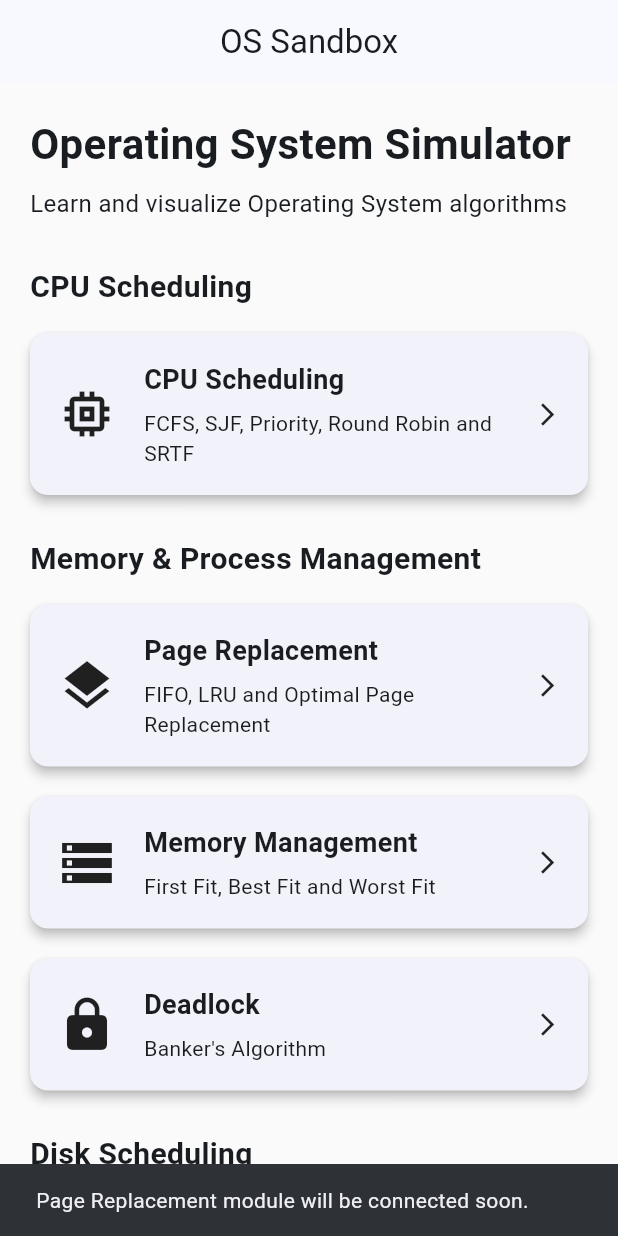
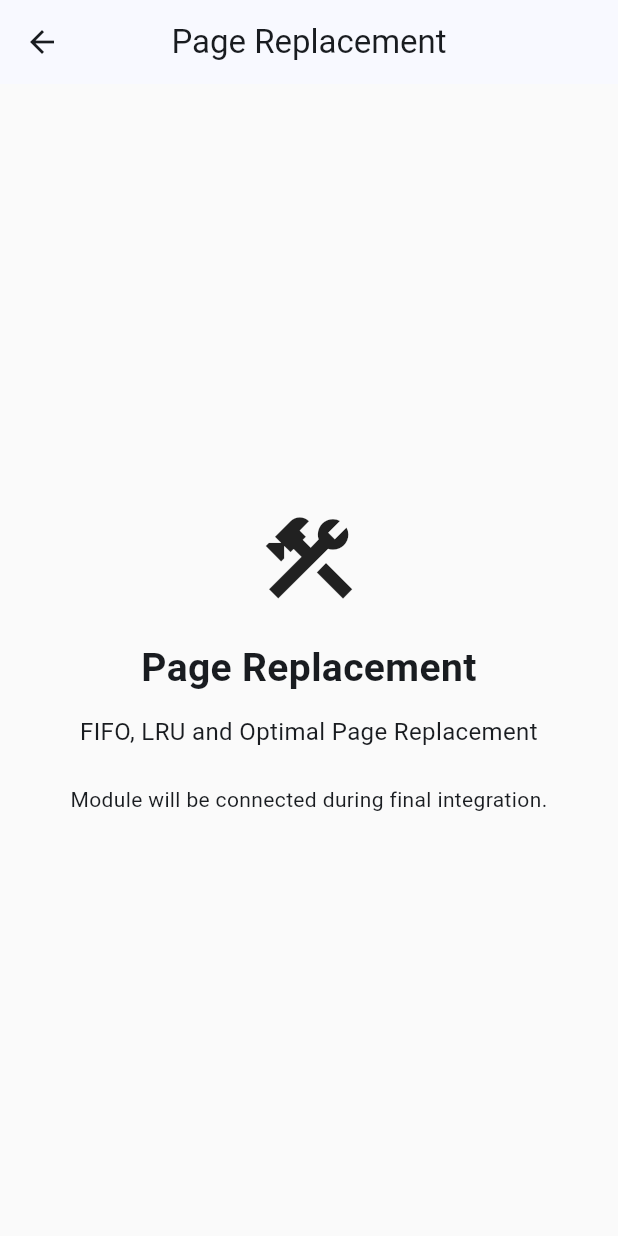
Before and after one commit to rakshithaarvind2007-cpu/os-sandbox, a Flutter app: the screen it shows after launch, after a tap on "Page Replacement", on a phone screen of 412 x 824 dp. Run offline on Flutter 3.47's test engine with Material 3 defaults, Android fonts, the phone set to English and light mode, and no system bars.

Commit message:
Complete Member 1 UI and navigation

```diff
--- a/lib/member1/home_page.dart
+++ b/lib/member1/home_page.dart
@@ -1,4 +1,6 @@
 import 'package:flutter/material.dart';
+
+import 'module_placeholder_page.dart';
 
 class HomePage extends StatelessWidget {
   const HomePage({super.key});
@@ -22,16 +24,11 @@ class HomePage extends StatelessWidget {
                 fontWeight: FontWeight.bold,
               ),
             ),
-
             const SizedBox(height: 8),
-
             const Text(
               'Learn and visualize Operating System algorithms',
-              style: TextStyle(
-                fontSize: 16,
-              ),
+              style: TextStyle(fontSize: 16),
             ),
-
             const SizedBox(height: 30),
 
             const Text(
@@ -41,7 +38,6 @@ class HomePage extends StatelessWidget {
                 fontWeight: FontWeight.bold,
               ),
             ),
-
             const SizedBox(height: 12),
 
             _buildModuleCard(
@@ -51,10 +47,14 @@ class HomePage extends StatelessWidget {
                   'FCFS, SJF, Priority, Round Robin and SRTF',
               icon: Icons.memory,
               onTap: () {
-                ScaffoldMessenger.of(context).showSnackBar(
-                  const SnackBar(
-                    content: Text(
-                      'CPU Scheduling module will be connected soon.',
+                Navigator.push(
+                  context,
+                  MaterialPageRoute(
+                    builder: (context) =>
+                        const ModulePlaceholderPage(
+                      title: 'CPU Scheduling',
+                      description:
+                          'FCFS, SJF, Priority, Round Robin and SRTF',
                     ),
                   ),
                 );
@@ -70,7 +70,6 @@ class HomePage extends StatelessWidget {
                 fontWeight: FontWeight.bold,
               ),
             ),
-
             const SizedBox(height: 12),
 
             _buildModuleCard(
@@ -80,10 +79,14 @@ class HomePage extends StatelessWidget {
                   'FIFO, LRU and Optimal Page Replacement',
               icon: Icons.layers,
               onTap: () {
-                ScaffoldMessenger.of(context).showSnackBar(
-                  const SnackBar(
-                    content: Text(
-                      'Page Replacement module will be connected soon.',
+                Navigator.push(
+                  context,
+                  MaterialPageRoute(
+                    builder: (context) =>
+                        const ModulePlaceholderPage(
+                      title: 'Page Replacement',
+                      description:
+                          'FIFO, LRU and Optimal Page Replacement',
                     ),
                   ),
                 );
@@ -112,12 +115,11 @@ class HomePage extends StatelessWidget {
             const SizedBox(height: 12),
 
             _buildModuleCard(
-  context,
-  title: 'Deadlock',
-  description:
-      "Banker's Algorithm",
-  icon: Icons.lock,
-  onTap: () {
+              context,
+              title: 'Deadlock',
+              description: "Banker's Algorithm",
+              icon: Icons.lock,
+              onTap: () {
                 ScaffoldMessenger.of(context).showSnackBar(
                   const SnackBar(
                     content: Text(
@@ -137,7 +139,6 @@ class HomePage extends StatelessWidget {
                 fontWeight: FontWeight.bold,
               ),
             ),
-
             const SizedBox(height: 12),
 
             _buildModuleCard(
@@ -182,9 +183,7 @@ class HomePage extends StatelessWidget {
                 icon,
                 size: 40,
               ),
-
               const SizedBox(width: 18),
-
               Expanded(
                 child: Column(
                   crossAxisAlignment:
@@ -197,9 +196,7 @@ class HomePage extends StatelessWidget {
                         fontWeight: FontWeight.bold,
                       ),
                     ),
-
                     const SizedBox(height: 6),
-
                     Text(
                       description,
                       style: const TextStyle(
@@ -209,7 +206,6 @@ class HomePage extends StatelessWidget {
                   ],
                 ),
               ),
-
               const Icon(
                 Icons.arrow_forward_ios,
                 size: 18,
--- /dev/null
+++ b/lib/member1/module_placeholder_page.dart
@@ -0,0 +1,55 @@
+import 'package:flutter/material.dart';
+
+class ModulePlaceholderPage extends StatelessWidget {
+  final String title;
+  final String description;
+
+  const ModulePlaceholderPage({
+    super.key,
+    required this.title,
+    required this.description,
+  });
+
+  @override
+  Widget build(BuildContext context) {
+    return Scaffold(
+      appBar: AppBar(
+        title: Text(title),
+      ),
+      body: Center(
+        child: Padding(
+          padding: const EdgeInsets.all(24),
+          child: Column(
+            mainAxisAlignment: MainAxisAlignment.center,
+            children: [
+              const Icon(
+                Icons.construction,
+                size: 70,
+              ),
+              const SizedBox(height: 20),
+              Text(
+                title,
+                style: const TextStyle(
+                  fontSize: 26,
+                  fontWeight: FontWeight.bold,
+                ),
+                textAlign: TextAlign.center,
+              ),
+              const SizedBox(height: 12),
+              Text(
+                description,
+                style: const TextStyle(fontSize: 16),
+                textAlign: TextAlign.center,
+              ),
+              const SizedBox(height: 24),
+              const Text(
+                'Module will be connected during final integration.',
+                textAlign: TextAlign.center,
+              ),
+            ],
+          ),
+        ),
+      ),
+    );
+  }
+}
```
Also changed, not shown: 1 other file.
